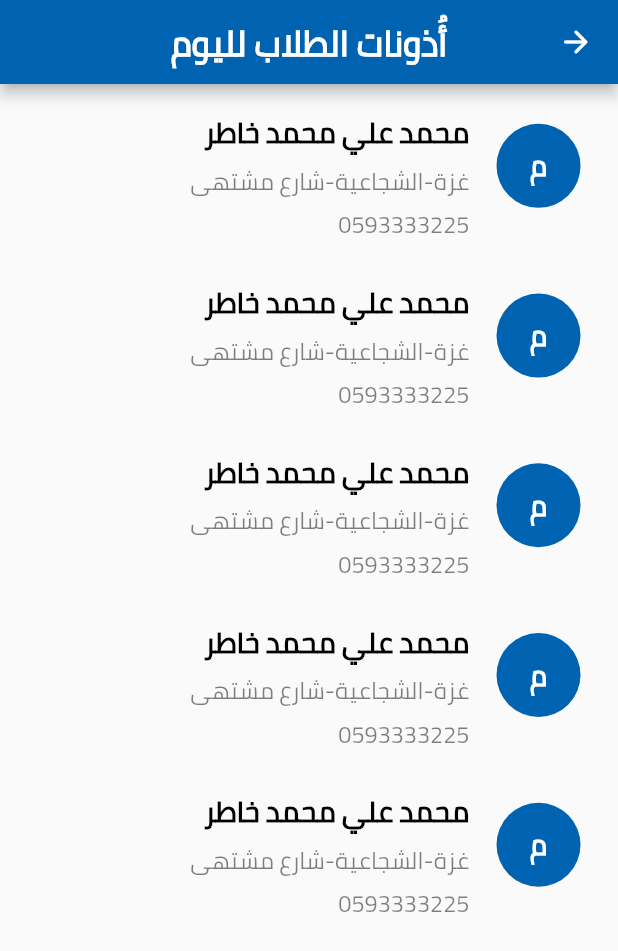
After one commit to ObaidaKhater/Flutter_K, a Flutter app: the StudentsPermissionsToday screen opened directly, on a phone screen of 412 x 824 dp. The commit adds this screen. Shown: the top 951 px of the screen. Run offline on Flutter 3.47's test engine with Material 2 defaults, Android fonts, the phone set to English and light mode, and no system bars; our stand-ins replace flutter_screenutil, pin_code_fields, smooth_page_indicator; network calls fail.

Commit message:
Add Driver Pages

```diff
--- /dev/null
+++ b/lib/data/driver_data.dart
@@ -0,0 +1,17 @@
+import 'package:flutter_k/model/news.dart';
+import 'package:flutter_k/model/student.dart';
+
+class DriverData {
+  DriverData._();
+  static DriverData driverData = DriverData._();
+
+  List<Student> getStudentsAssignedToDeliver(){
+    // TODO: Return List Students Assigned To Deliver From Firebase
+    return [];
+  }
+
+  List<Student> getStudentsPermissionsToday(){
+    // TODO: Return List Students Permissions Today From Firebase
+    return [];
+  }
+}
--- a/lib/model/new.dart
+++ b/lib/model/news.dart
@@ -1,13 +1,13 @@
 import 'package:flutter/cupertino.dart';
 
-class New {
+class News {
   String id;
   String title;
   String description;
   String imagePath;
   DateTime date;
 
-  New(
+  News(
       {@required this.id,
       @required this.title,
       @required this.description,
--- /dev/null
+++ b/lib/model/student.dart
@@ -0,0 +1 @@
+class Student{}
--- /dev/null
+++ b/lib/ui/pages/driver_pages/custom_listTile_widget.dart
@@ -0,0 +1,38 @@
+import 'package:flutter/cupertino.dart';
+import 'package:flutter/material.dart';
+import 'package:flutter_screenutil/flutter_screenutil.dart';
+
+class CustomListTileWidget extends StatelessWidget {
+  String title;
+  String subtitle1;
+  String subtitle2;
+
+  CustomListTileWidget({
+    @required this.title,
+    @required this.subtitle1,
+    @required this.subtitle2,
+  });
+
+  @override
+  Widget build(BuildContext context) {
+    return ListTile(
+      contentPadding: EdgeInsets.symmetric(horizontal: 20.w, vertical: 5.h),
+      title: Text(title, style: Theme.of(context).textTheme.headline3),
+      subtitle: Column(
+        crossAxisAlignment: CrossAxisAlignment.start,
+        children: [
+          Text(subtitle1, style: Theme.of(context).textTheme.headline5),
+          Text(subtitle2, style: Theme.of(context).textTheme.headline5),
+        ],
+      ),
+      leading: CircleAvatar(
+        radius: 27.r,
+        backgroundColor: Theme.of(context).primaryColor,
+        child: Text(
+          title.substring(0, 1),
+          style: Theme.of(context).textTheme.headline4,
+        ),
+      ),
+    );
+  }
+}
--- /dev/null
+++ b/lib/ui/pages/driver_pages/students_permissions_today_page.dart
@@ -0,0 +1,40 @@
+import 'package:flutter/material.dart';
+import 'package:flutter_k/ui/pages/driver_pages/custom_listTile_widget.dart';
+
+class StudentsPermissionsToday extends StatelessWidget {
+  @override
+  Widget build(BuildContext context) {
+    return Scaffold(
+      appBar: AppBar(
+        backgroundColor: Theme.of(context).primaryColor,
+        centerTitle: true,
+        title: Text(
+          'أُذونات الطلاب لليوم',
+          style: Theme.of(context).textTheme.headline1,
+        ),
+        leading: IconButton(
+          icon: Icon(
+            Icons.arrow_back_rounded,
+            color: Theme.of(context).backgroundColor,
+          ),
+          onPressed: () {
+            // TODO: Go (Main Driver Page)
+          },
+        ),
+      ),
+      // TODO : Get List Student From (DriverData.getStudentsPermissionsToday)
+      body: Container(
+        margin: EdgeInsets.symmetric(vertical: 5),
+        child: ListView.builder(
+            itemCount: 5,
+            itemBuilder: (context, index) {
+              return CustomListTileWidget(
+                title: 'محمد علي محمد خاطر',
+                subtitle1: 'غزة-الشجاعية-شارع مشتهى',
+                subtitle2: '0593333225',
+              );
+            }),
+      ),
+    );
+  }
+}
```
Also changed, not shown: lib/data/news_data.dart (+12 -44 lines), lib/main.dart (+21 -2 lines), lib/ui/pages/driver_pages/students_assigned_to_deliver_page.dart (added, +39 -0 lines), lib/ui/pages/main_page/custom_item_column_widget.dart (renamed from lib/ui/pages/main_page/item_column_widget.dart, +5 -6 lines), lib/ui/pages/main_page/custom_news_box_widget.dart (renamed from lib/ui/pages/main_page/news_box_widget.dart, +9 -9 lines), lib/ui/pages/main_page/custom_news_item_widget.dart (renamed from lib/ui/pages/main_page/new_item_widget.dart, +7 -7 lines), lib/ui/pages/main_page/main_page.dart (+7 -7 lines), pubspec.yaml (+6 -9 lines).
